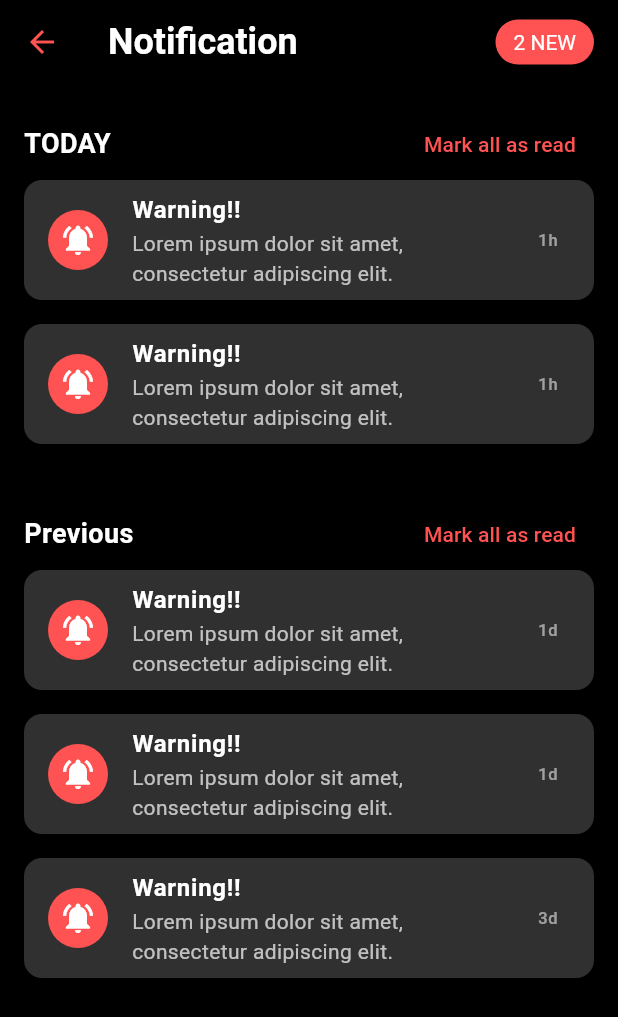
After one commit to SIH-APP/Women_Safety_SIH, a Flutter app: the NotificationScreen screen opened by its route, on a phone screen of 412 x 824 dp. The commit adds this screen. Shown: the top 1017 px of the screen. Run offline on Flutter 3.47's test engine with Material 3 defaults, Android fonts, the phone set to English and light mode, and no system bars; our stand-ins replace geolocator; accounts and stored records are empty.

Commit message:
notification_screen

```diff
--- a/lib/views/home_screen.dart
+++ b/lib/views/home_screen.dart
@@ -12,7 +12,9 @@ class HomeScreen extends StatelessWidget {
 
   @override
   Widget build(BuildContext context) {
-    return Scaffold(
+    return Padding(
+      padding: const EdgeInsets.only(top: 30 ),
+      child: Scaffold(
         key: _scaffoldKey,
         backgroundColor: Colors.black,
         appBar: AppBar(
@@ -110,6 +112,7 @@ class HomeScreen extends StatelessWidget {
           ),
         ),
         bottomNavigationBar: CustomNavigationBar(viewModel: NavigationViewModel()),
+      ),
     );
   }
 
--- /dev/null
+++ b/lib/views/notification_screen.dart
@@ -0,0 +1,137 @@
+import 'package:flutter/material.dart';
+
+class NotificationScreen extends StatelessWidget {
+  final GlobalKey<ScaffoldState> _scaffoldKey = GlobalKey<ScaffoldState>();
+
+  @override
+  Widget build(BuildContext context) {
+    return Scaffold(
+      key: _scaffoldKey,
+      backgroundColor: Colors.black,
+      appBar: AppBar(
+        backgroundColor: Colors.black,
+        elevation: 0,
+        leading: IconButton(
+          icon: Icon(Icons.arrow_back, color: Colors.redAccent),
+          onPressed: () {
+            Navigator.of(context).pop();
+          },
+        ),
+        title: Row(
+          mainAxisAlignment: MainAxisAlignment.spaceBetween,
+          children: [
+            Text(
+              'Notification',
+              style: TextStyle(
+                color: Colors.white,
+                fontSize: 24,
+                fontWeight: FontWeight.bold,
+              ),
+            ),
+            Container(
+              padding: EdgeInsets.symmetric(horizontal: 12, vertical: 6),
+              decoration: BoxDecoration(
+                color: Colors.redAccent,
+                borderRadius: BorderRadius.circular(20),
+              ),
+              child: Text(
+                '2 NEW',
+                style: TextStyle(
+                  color: Colors.white,
+                  fontSize: 14,
+                ),
+              ),
+            ),
+          ],
+        ),
+      ),
+      body: SafeArea(
+        child: Padding(
+          padding: const EdgeInsets.all(16.0),
+          child: Column(
+            crossAxisAlignment: CrossAxisAlignment.start,
+            children: [
+              buildNotificationSection(
+                context,
+                title: 'TODAY',
+                notifications: [
+                  buildNotificationTile(context, 'Warning!!', 'Lorem ipsum dolor sit amet, consectetur adipiscing elit.', '1h'),
+                  buildNotificationTile(context, 'Warning!!', 'Lorem ipsum dolor sit amet, consectetur adipiscing elit.', '1h'),
+                ],
+              ),
+              SizedBox(height: 20),
+              buildNotificationSection(
+                context,
+                title: 'Previous',
+                notifications: [
+                  buildNotificationTile(context, 'Warning!!', 'Lorem ipsum dolor sit amet, consectetur adipiscing elit.', '1d'),
+                  buildNotificationTile(context, 'Warning!!', 'Lorem ipsum dolor sit amet, consectetur adipiscing elit.', '1d'),
+                  buildNotificationTile(context, 'Warning!!', 'Lorem ipsum dolor sit amet, consectetur adipiscing elit.', '3d'),
+                ],
+              ),
+            ],
+          ),
+        ),
+      ),
+    );
+  }
+
+  Widget buildNotificationSection(BuildContext context, {required String title, required List<Widget> notifications}) {
+    return Column(
+      crossAxisAlignment: CrossAxisAlignment.start,
+      children: [
+        Row(
+          mainAxisAlignment: MainAxisAlignment.spaceBetween,
+          children: [
+            Text(
+              title,
+              style: TextStyle(
+                color: Colors.white,
+                fontSize: 18,
+                fontWeight: FontWeight.bold,
+              ),
+            ),
+            TextButton(
+              onPressed: () {
+                // Handle "Mark all as read" action
+              },
+              child: Text(
+                'Mark all as read',
+                style: TextStyle(color: Colors.redAccent),
+              ),
+            ),
+          ],
+        ),
+        Column(children: notifications),
+      ],
+    );
+  }
+
+  Widget buildNotificationTile(BuildContext context, String title, String subtitle, String time) {
+    return Container(
+      margin: EdgeInsets.only(bottom: 16.0),
+      decoration: BoxDecoration(
+        color: Colors.grey[850],
+        borderRadius: BorderRadius.circular(12),
+      ),
+      child: ListTile(
+        leading: CircleAvatar(
+          backgroundColor: Colors.redAccent,
+          child: Icon(Icons.notifications_active, color: Colors.white),
+        ),
+        title: Text(
+          title,
+          style: TextStyle(color: Colors.white, fontWeight: FontWeight.bold),
+        ),
+        subtitle: Text(
+          subtitle,
+          style: TextStyle(color: Colors.white70),
+        ),
+        trailing: Text(
+          time,
+          style: TextStyle(color: Colors.white54),
+        ),
+      ),
+    );
+  }
+}
```
Lines whose indentation alone changed are shown as unchanged.
